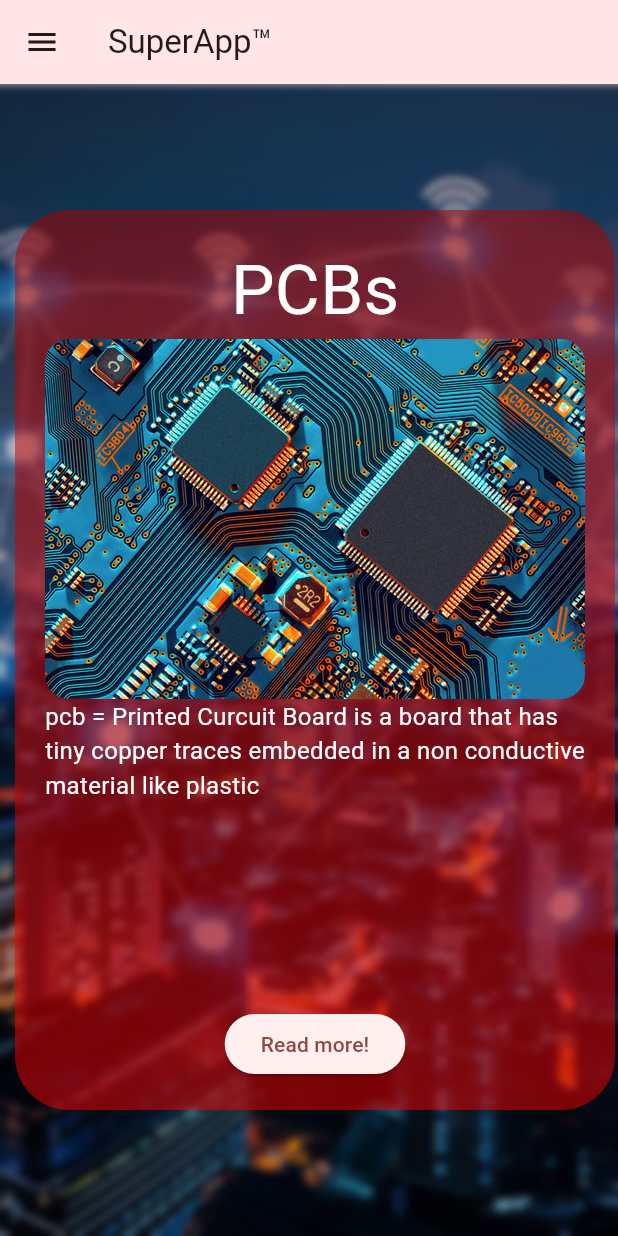
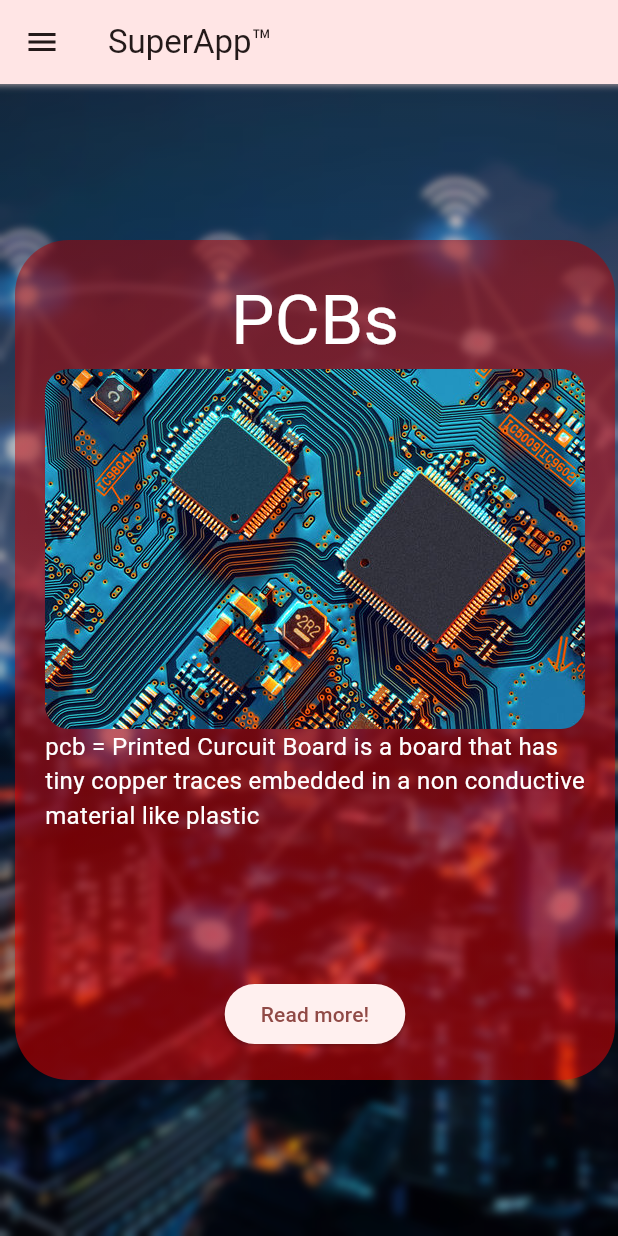
Before and after one commit to schooldanlp6/my-flutter-journey, a Flutter app: the screen it shows after launch, on a phone screen of 412 x 824 dp. Run offline on Flutter 3.47's test engine with Material 3 defaults, Android fonts, the light colour scheme and no system bars.

Commit message:
updated view

```diff
--- a/lib/main.dart
+++ b/lib/main.dart
@@ -71,9 +71,15 @@ class SuperAppScaffold extends StatelessWidget {
             child: Row(
               mainAxisAlignment: MainAxisAlignment.center,
               children: [
+                Row(
+                children: [
                 CustomCards(heading: "PCBs", imagepath: 'assets/images/pcb.png', text: "pcb = Printed Curcuit Board is a board that has tiny copper traces embedded in a non conductive material like plastic"),
                 CustomCards(heading: "CPUs", imagepath: 'assets/images/cpu.png', text: "cpu = Core Processing Unit is a Chip that does general purpose computing and makes your PC work"),
+                CustomCards(heading: "RAM", imagepath: 'assets/images/ram.png', text: "ram = Random Access Memory is a core part of any computer. It enables the CPU to temporary store data which is later needed to continue process execution."),
                 CustomCards(heading: "GPUs", imagepath: 'assets/images/gpu.png', text: "gpu = Graphics Processing Unit is a Chip than can render heavy 3D scenes thanks to its awfully stupid and yet smart design"),
+                CustomCards(heading: "PSU", imagepath: 'assets/images/psu.jpg', text: "psu = power supply unit is the device of a computer that powers the whole pc like gpu cpu but also the RAM.")
+                ]
+                )
               ],
             ),
           ),
--- a/lib/todo.txt
+++ b/lib/todo.txt
@@ -2,3 +2,5 @@
 - favouriting and filters (and preferably also in a saved storage) - done ?
 - make the hamburger useful
 - make dark mode toggle
+- make the items snappy (? or not?)
+- fix open the wiki
--- a/lib/views/custom-cards.dart
+++ b/lib/views/custom-cards.dart
@@ -19,7 +19,7 @@ class CustomCards extends StatelessWidget {
     return Container(
       margin: EdgeInsets.all(10),
       padding: EdgeInsets.all(padding),
-      constraints: BoxConstraints(maxWidth: 400, maxHeight: 600),
+      constraints: BoxConstraints(maxWidth: 400, maxHeight: 560),
       decoration: BoxDecoration(
         gradient: LinearGradient(
           colors: [
--- a/lib/views/hamburger.dart
+++ b/lib/views/hamburger.dart
@@ -73,7 +73,6 @@ class DrawerOverlayState extends State<DrawerOverlay> with SingleTickerProviderS
                 children: [
                   DrawerHeader(
                     child: Container(
-                      color: const Color.fromARGB(87, 68, 137, 255),
                       child: Text(
                         "Navigator™",
                         style: TextStyle(fontSize: 24),
```
Also changed, not shown: assets/images/psu.jpg (added), assets/images/ram.png (added).
